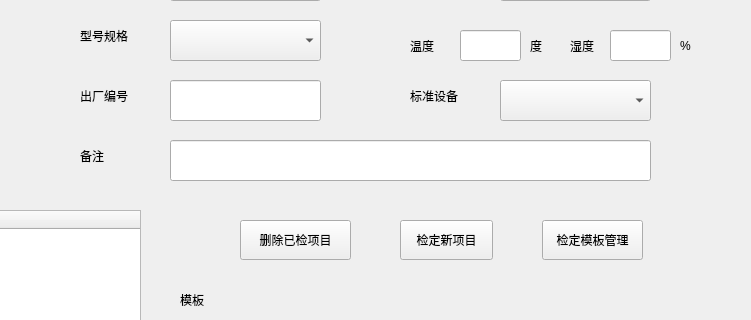
The window that frminspect/frminspectcheck.ui (richardzjq/instrument_correction) describes before a commit, drawn with Qt 5; both pictures show x 300 to 1051 and y 210 to 530 of the 1051 by 959 pixel window.
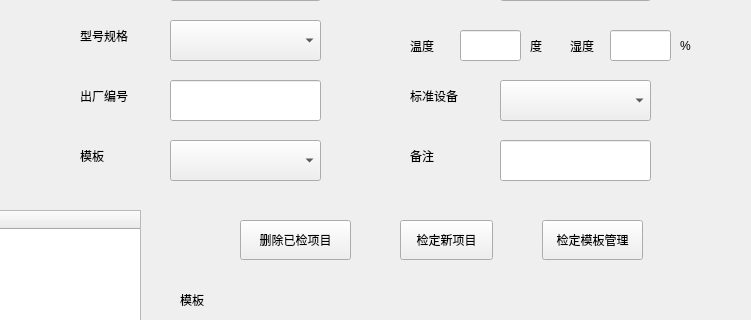
The same window after the commit.

Commit message: add inspect project and template

Patch:
```diff
--- a/frminspect/frminspectcheck.ui
+++ b/frminspect/frminspectcheck.ui
@@ -330,9 +330,9 @@
    <widget class="QLineEdit" name="lineEdit_note">
     <property name="geometry">
      <rect>
-      <x>460</x>
+      <x>790</x>
       <y>260</y>
-      <width>481</width>
+      <width>151</width>
       <height>41</height>
      </rect>
     </property>
@@ -340,7 +340,7 @@
    <widget class="QLabel" name="label_note">
     <property name="geometry">
      <rect>
-      <x>370</x>
+      <x>700</x>
       <y>260</y>
       <width>71</width>
       <height>31</height>
@@ -370,6 +370,29 @@
      </rect>
     </property>
    </widget>
+   <widget class="QLabel" name="label_template">
+    <property name="geometry">
+     <rect>
+      <x>370</x>
+      <y>260</y>
+      <width>71</width>
+      <height>31</height>
+     </rect>
+    </property>
+    <property name="text">
+     <string>模板</string>
+    </property>
+   </widget>
+   <widget class="QComboBox" name="comboBox_template">
+    <property name="geometry">
+     <rect>
+      <x>460</x>
+      <y>260</y>
+      <width>151</width>
+      <height>41</height>
+     </rect>
+    </property>
+   </widget>
   </widget>
   <widget class="QWidget" name="widget_btn" native="true">
    <property name="geometry">
```
The commit also changes 10 other files.
